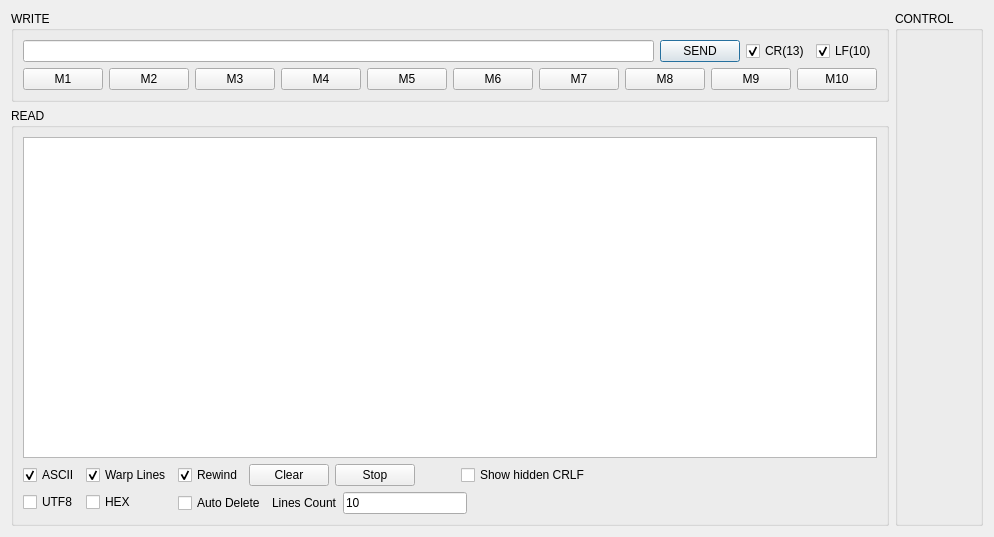
Old version of the form DataVisualizer/serialterminal.ui in the repository DamianPodrazaCode/DataVisualizer.
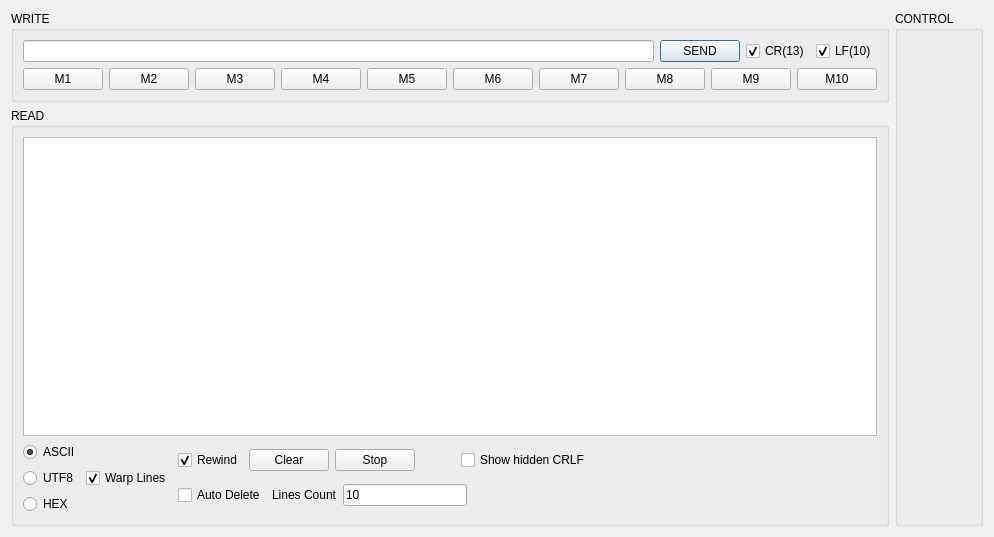
New version of the form.

```diff
--- a/DataVisualizer/serialterminal.ui
+++ b/DataVisualizer/serialterminal.ui
@@ -197,7 +197,7 @@
           <item>
            <layout class="QVBoxLayout" name="verticalLayout">
             <item>
-             <widget class="QCheckBox" name="cb_ascii">
+             <widget class="QRadioButton" name="cb_ascii">
               <property name="text">
                <string>ASCII</string>
               </property>
@@ -207,12 +207,19 @@
              </widget>
             </item>
             <item>
-             <widget class="QCheckBox" name="cb_utf8">
+             <widget class="QRadioButton" name="cb_utf8">
               <property name="text">
                <string>UTF8</string>
               </property>
              </widget>
             </item>
+            <item>
+             <widget class="QRadioButton" name="cb_hex">
+              <property name="text">
+               <string>HEX</string>
+              </property>
+             </widget>
+            </item>
            </layout>
           </item>
          </layout>
@@ -229,13 +236,6 @@
             </property>
            </widget>
           </item>
-          <item>
-           <widget class="QCheckBox" name="cb_hex">
-            <property name="text">
-             <string>HEX</string>
-            </property>
-           </widget>
-          </item>
          </layout>
         </item>
         <item>
```
